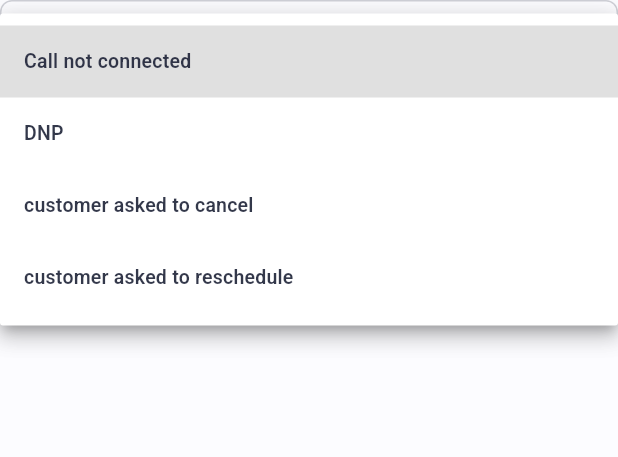
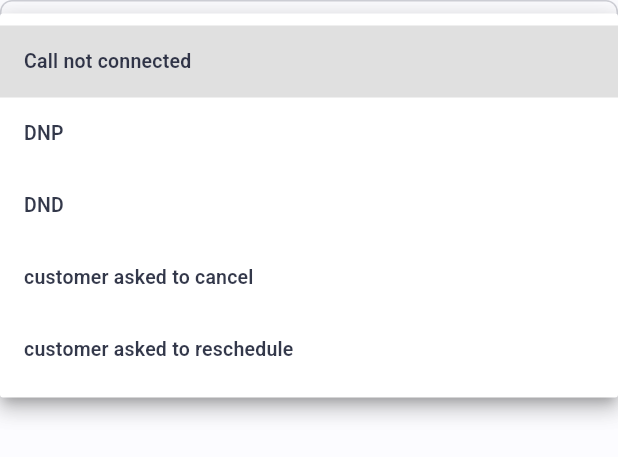
Before and after one commit to scrapuncle-tech/picker_app, a Flutter app: the SubStatusDropdown widget shown alone on an empty page, opened directly with empty values, after a tap on "Select status", on a phone screen of 412 x 824 dp. Shown: the top 457 px of the screen. Run offline on Flutter 3.47's test engine with Material 3 defaults, Android fonts, the phone set to English and light mode, and no system bars; our stand-ins replace animated_splash_screen, cloud_firestore, connectivity_plus, dropdown_search, firebase_auth, firebase_core and 13 more; missing offline and left inert: background_fetch, clipboard, esc_pos_utils_plus, flutter_shaders, mobile_scanner, print_bluetooth_thermal and 1 more; accounts and stored records are empty; generated files the repository leaves out were written again.

Commit message:
added DND string to the substatus list

```diff
--- a/lib/components/update_pickup/sub_status_dropdown.component.dart
+++ b/lib/components/update_pickup/sub_status_dropdown.component.dart
@@ -21,6 +21,7 @@ class SubStatusDropdown extends ConsumerWidget {
   static const List<String> subStatusOptions = [
     'Call not connected',
     'DNP',
+    'DND',
     'customer asked to cancel',
     'customer asked to reschedule',
   ];
```
